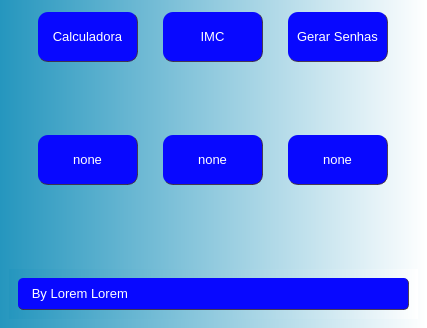
eliezersilva-dev/Projeto_Python_PyQt5_QtDesigner, file tela_main.ui: the form before one commit; both pictures show x 0 to 427 and y 252 to 580 of the 427 by 580 pixel window.
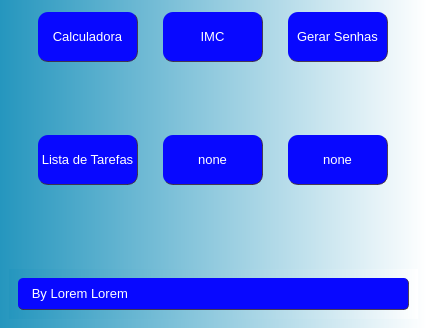
The form after the commit.

Patch:
```diff
--- a/tela_main.ui
+++ b/tela_main.ui
@@ -368,7 +368,7 @@
 </string>
          </property>
          <property name="text">
-          <string>none</string>
+          <string>Lista de Tarefas</string>
          </property>
         </widget>
        </item>
```
Left out of the diff: 2 changed lines with no effect on the pictures.
